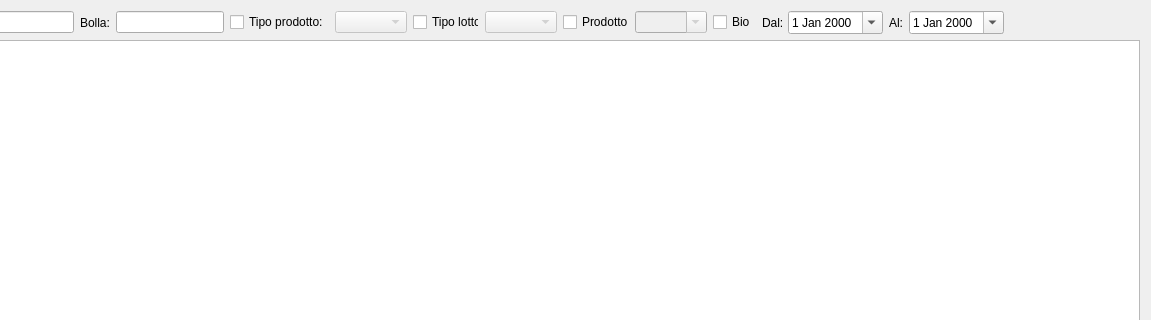
The window that hlotti.ui (fblabs/HamletMODSF) describes before a commit, drawn with Qt 5; both pictures show x 81 to 1232 and y 0 to 320 of the 1232 by 664 pixel window.
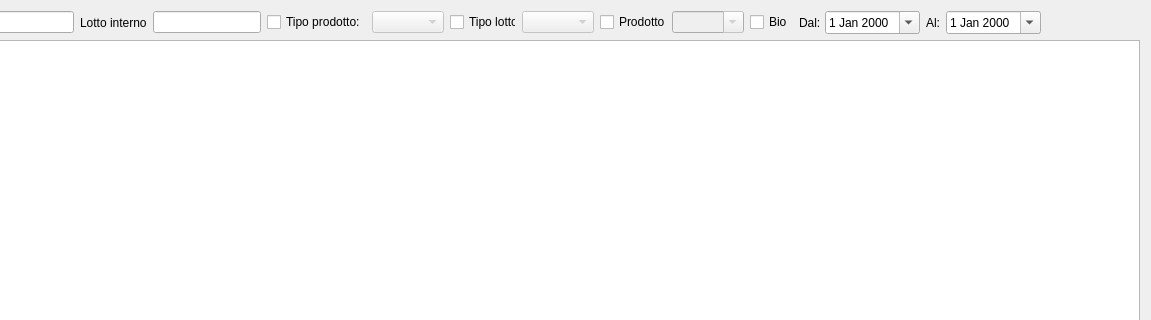
The same window after the commit. Icons and pictures are not drawn.

The edit to the form file:
```diff
--- a/hlotti.ui
+++ b/hlotti.ui
@@ -46,7 +46,7 @@
            <item>
             <widget class="QLabel" name="label_4">
              <property name="text">
-              <string>Bolla:</string>
+              <string>Lotto interno</string>
              </property>
             </widget>
            </item>
```
Left out of the diff: 2 changed lines with no effect on the pictures.
